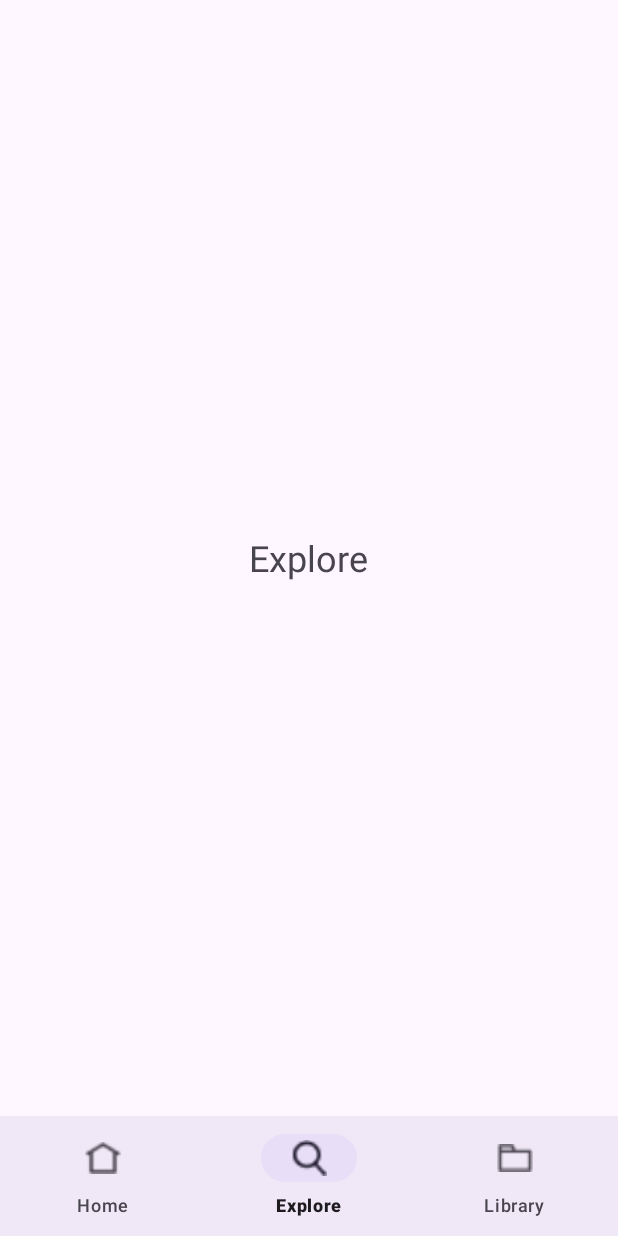
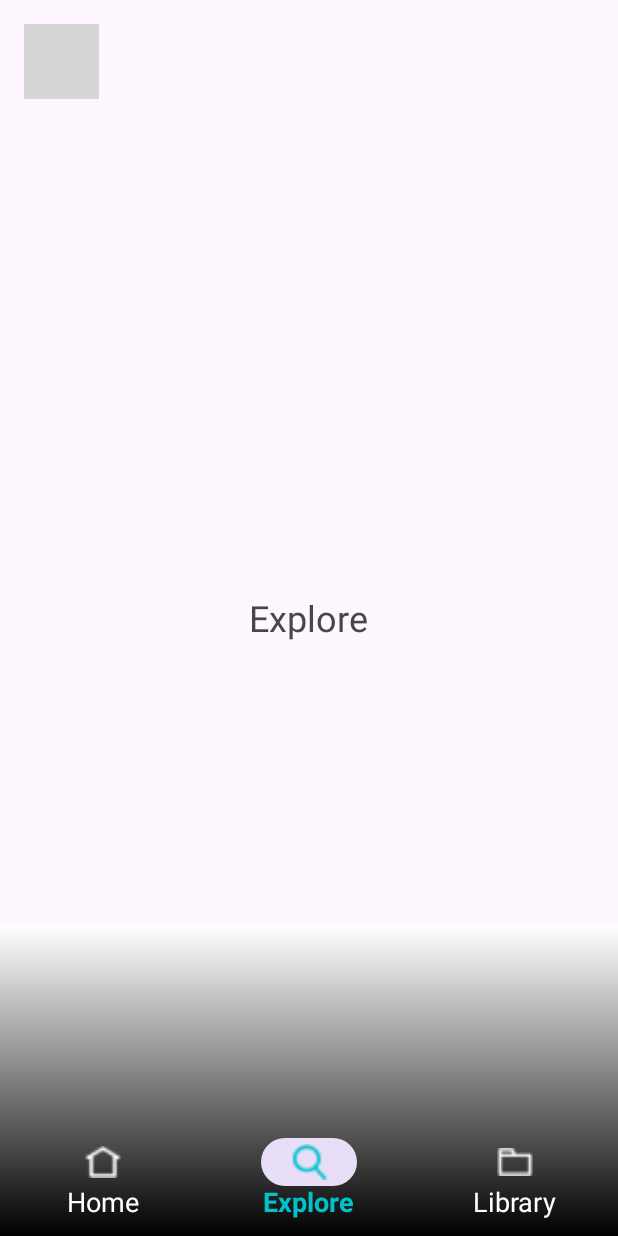
Before and after one commit to duonghieu2907/music_app, an Android app: the screen it shows after launch (MainActivity), item 2 of the bottom bar chosen, on a phone screen of 412 x 824 dp. Run offline under Robolectric (Android 15) with nearby library versions, the phone set to English and light mode, and no system bars; grey boxes are pictures that could not be loaded.

Commit message:
Branch Commit: Initial Drawer Navigation

```diff
--- a/app/src/main/java/com/example/mymusicapp/MainActivity.kt
+++ b/app/src/main/java/com/example/mymusicapp/MainActivity.kt
@@ -2,6 +2,8 @@ package com.example.mymusicapp
 
 import android.os.Bundle
 import androidx.appcompat.app.AppCompatActivity
+import androidx.core.view.GravityCompat
+import androidx.drawerlayout.widget.DrawerLayout
 import androidx.fragment.app.Fragment
 import com.example.mymusicapp.bottomnavigation.ExploreFragment
 import com.example.mymusicapp.bottomnavigation.HomeFragment
@@ -10,12 +12,12 @@ import com.google.android.material.bottomnavigation.BottomNavigationView
 
 class MainActivity : AppCompatActivity() {
 
+    private lateinit var drawerLayout: DrawerLayout
     override fun onCreate(savedInstanceState: Bundle?) {
         super.onCreate(savedInstanceState)
         setContentView(R.layout.activity_main)
 
         val bottomNav = findViewById<BottomNavigationView>(R.id.bottom_navigation)
-
         bottomNav.setOnItemSelectedListener { item ->
             when (item.itemId) {
                 R.id.nav_home -> {
@@ -45,4 +47,13 @@ class MainActivity : AppCompatActivity() {
             .replace(R.id.fragment_container, fragment)
             .commit()
     }
+
+    @Deprecated("This method has been deprecated in favor of using the\n      {@link OnBackPressedDispatcher} via {@link #getOnBackPressedDispatcher()}.\n      The OnBackPressedDispatcher controls how back button events are dispatched\n      to one or more {@link OnBackPressedCallback} objects.")
+    override fun onBackPressed() {
+        if (drawerLayout.isDrawerOpen(GravityCompat.START)) {
+            drawerLayout.closeDrawer(GravityCompat.START)
+        } else {
+            super.onBackPressed()
+        }
+    }
 }
--- a/app/src/main/java/com/example/mymusicapp/bottomnavigation/ExploreFragment.kt
+++ b/app/src/main/java/com/example/mymusicapp/bottomnavigation/ExploreFragment.kt
@@ -5,15 +5,29 @@ import androidx.fragment.app.Fragment
 import android.view.LayoutInflater
 import android.view.View
 import android.view.ViewGroup
+import android.widget.ImageView
+import androidx.core.view.GravityCompat
+import androidx.drawerlayout.widget.DrawerLayout
 import com.example.mymusicapp.R
 
 class ExploreFragment : Fragment() {
-
+    private lateinit var drawerLayout: DrawerLayout
     override fun onCreateView(
         inflater: LayoutInflater, container: ViewGroup?,
         savedInstanceState: Bundle?
     ): View? {
         // Inflate the layout for this fragment
-        return inflater.inflate(R.layout.fragment_explore, container, false)
+        val view = inflater.inflate(R.layout.fragment_explore, container, false)
+
+        // Reference to drawer layout
+        drawerLayout = requireActivity().findViewById(R.id.main)
+
+        // Avatar icon
+        val avatarIcon = view.findViewById<ImageView>(R.id.avatar_icon)
+        avatarIcon.setOnClickListener {
+            drawerLayout.openDrawer(GravityCompat.START)
+        }
+
+        return view
     }
 }
--- a/app/src/main/java/com/example/mymusicapp/bottomnavigation/HomeFragment.kt
+++ b/app/src/main/java/com/example/mymusicapp/bottomnavigation/HomeFragment.kt
@@ -5,15 +5,31 @@ import androidx.fragment.app.Fragment
 import android.view.LayoutInflater
 import android.view.View
 import android.view.ViewGroup
+import android.widget.ImageView
+import androidx.core.view.GravityCompat
+import androidx.drawerlayout.widget.DrawerLayout
 import com.example.mymusicapp.R
 
 class HomeFragment : Fragment() {
+
+    private lateinit var drawerLayout: DrawerLayout
 
     override fun onCreateView(
         inflater: LayoutInflater, container: ViewGroup?,
         savedInstanceState: Bundle?
     ): View? {
         // Inflate the layout for this fragment
-        return inflater.inflate(R.layout.fragment_home, container, false)
+        val view = inflater.inflate(R.layout.fragment_home, container, false)
+
+        // Reference to drawer layout
+        drawerLayout = requireActivity().findViewById(R.id.main)
+
+        // Avatar icon
+        val avatarIcon = view.findViewById<ImageView>(R.id.avatar_icon)
+        avatarIcon.setOnClickListener {
+            drawerLayout.openDrawer(GravityCompat.START)
+        }
+
+        return view
     }
 }
--- a/app/src/main/java/com/example/mymusicapp/bottomnavigation/LibraryFragment.kt
+++ b/app/src/main/java/com/example/mymusicapp/bottomnavigation/LibraryFragment.kt
@@ -5,15 +5,29 @@ import androidx.fragment.app.Fragment
 import android.view.LayoutInflater
 import android.view.View
 import android.view.ViewGroup
+import android.widget.ImageView
+import androidx.core.view.GravityCompat
+import androidx.drawerlayout.widget.DrawerLayout
 import com.example.mymusicapp.R
 
 class LibraryFragment : Fragment() {
-
+    private lateinit var drawerLayout: DrawerLayout
     override fun onCreateView(
         inflater: LayoutInflater, container: ViewGroup?,
         savedInstanceState: Bundle?
     ): View? {
         // Inflate the layout for this fragment
-        return inflater.inflate(R.layout.fragment_library, container, false)
+        val view = inflater.inflate(R.layout.fragment_library, container, false)
+
+        // Reference to drawer layout
+        drawerLayout = requireActivity().findViewById(R.id.main)
+
+        // Avatar icon
+        val avatarIcon = view.findViewById<ImageView>(R.id.avatar_icon)
+        avatarIcon.setOnClickListener {
+            drawerLayout.openDrawer(GravityCompat.START)
+        }
+
+        return view
     }
 }
--- /dev/null
+++ b/app/src/main/res/color/selector_bottom_nav_color.xml
@@ -0,0 +1,5 @@
+<?xml version="1.0" encoding="utf-8"?>
+<selector xmlns:android="http://schemas.android.com/apk/res/android">
+    <item android:color="@color/cyan" android:state_checked="true" />
+    <item android:color="@color/white" android:state_checked="false" />
+</selector>
--- /dev/null
+++ b/app/src/main/res/drawable/bottom_nav_gradient.xml
@@ -0,0 +1,11 @@
+<?xml version="1.0" encoding="utf-8"?>
+<layer-list xmlns:android="http://schemas.android.com/apk/res/android">
+    <item>
+        <shape android:shape="rectangle">
+            <gradient
+                android:startColor="#FFFFFF"
+                android:endColor="#000000"
+                android:angle="270" />
+        </shape>
+    </item>
+</layer-list>
--- a/app/src/main/res/layout/activity_main.xml
+++ b/app/src/main/res/layout/activity_main.xml
@@ -1,5 +1,5 @@
 <?xml version="1.0" encoding="utf-8"?>
-<RelativeLayout xmlns:android="http://schemas.android.com/apk/res/android"
+<androidx.drawerlayout.widget.DrawerLayout xmlns:android="http://schemas.android.com/apk/res/android"
     xmlns:app="http://schemas.android.com/apk/res-auto"
     android:layout_width="match_parent"
     android:layout_height="match_parent"
@@ -7,18 +7,44 @@
     android:id="@+id/main"
     tools:context=".MainActivity">
 
-    <FrameLayout
-        android:id="@+id/fragment_container"
+    <RelativeLayout
         android:layout_width="match_parent"
+        android:layout_height="match_parent">
+
+        <FrameLayout
+            android:id="@+id/fragment_container"
+            android:layout_width="match_parent"
+            android:layout_height="match_parent" />
+
+        <com.google.android.material.bottomnavigation.BottomNavigationView
+            android:id="@+id/bottom_navigation"
+            android:layout_width="match_parent"
+            android:layout_height="207dp"
+            android:paddingTop="130dp"
+            android:layout_alignParentBottom="true"
+            android:background="@drawable/bottom_nav_gradient"
+            app:menu="@menu/bottom_navigation_menu"
+            app:itemIconTint="@color/selector_bottom_nav_color"
+            app:itemTextAppearanceActive="@style/BottomNavigationViewTextAppearance"
+            app:itemTextAppearanceInactive="@style/BottomNavigationViewTextAppearance"
+            app:itemTextColor="@color/selector_bottom_nav_color"/>
+
+    </RelativeLayout>
+
+    <RelativeLayout
+        android:layout_width="350dp"
         android:layout_height="match_parent"
-        android:layout_above="@id/bottom_navigation" />
+        android:layout_gravity="start"
+        android:background="@color/white">
 
-    <com.google.android.material.bottomnavigation.BottomNavigationView
-        android:id="@+id/bottom_navigation"
-        android:layout_width="match_parent"
+    <TextView
+        android:id="@+id/drawer_text"
+        android:layout_width="wrap_content"
         android:layout_height="wrap_content"
-        android:layout_alignParentBottom="true"
-        android:background="?android:attr/windowBackground"
-        app:menu="@menu/bottom_navigation_menu" />
+        android:text="Drawer Item 1" />
 
-</RelativeLayout>
+    <!-- Add more drawer items as needed -->
+
+    </RelativeLayout>
+
+</androidx.drawerlayout.widget.DrawerLayout>
--- a/app/src/main/res/layout/fragment_explore.xml
+++ b/app/src/main/res/layout/fragment_explore.xml
@@ -2,6 +2,14 @@
 <FrameLayout xmlns:android="http://schemas.android.com/apk/res/android"
     android:layout_width="match_parent"
     android:layout_height="match_parent">
+
+    <ImageView
+        android:id="@+id/avatar_icon"
+        android:layout_width="50dp"
+        android:layout_height="50dp"
+        android:layout_margin="16dp"
+        android:contentDescription="avatar"
+        android:src="@drawable/ic_avatar" />
 
     <TextView
         android:layout_width="wrap_content"
--- a/app/src/main/res/layout/fragment_home.xml
+++ b/app/src/main/res/layout/fragment_home.xml
@@ -2,6 +2,14 @@
 <FrameLayout xmlns:android="http://schemas.android.com/apk/res/android"
     android:layout_width="match_parent"
     android:layout_height="match_parent">
+
+    <ImageView
+        android:id="@+id/avatar_icon"
+        android:layout_width="50dp"
+        android:layout_height="50dp"
+        android:layout_margin="16dp"
+        android:contentDescription="avatar"
+        android:src="@drawable/ic_avatar" />
 
     <TextView
         android:layout_width="wrap_content"
--- a/app/src/main/res/layout/fragment_library.xml
+++ b/app/src/main/res/layout/fragment_library.xml
@@ -2,6 +2,14 @@
 <FrameLayout xmlns:android="http://schemas.android.com/apk/res/android"
     android:layout_width="match_parent"
     android:layout_height="match_parent">
+
+    <ImageView
+        android:id="@+id/avatar_icon"
+        android:layout_width="50dp"
+        android:layout_height="50dp"
+        android:layout_margin="16dp"
+        android:contentDescription="avatar"
+        android:src="@drawable/ic_avatar" />
 
     <TextView
         android:layout_width="wrap_content"
--- a/app/src/main/res/values/colors.xml
+++ b/app/src/main/res/values/colors.xml
@@ -2,4 +2,6 @@
 <resources>
     <color name="black">#FF000000</color>
     <color name="white">#FFFFFFFF</color>
+    <color name="cyan">#00C2CB </color>
+
 </resources>
--- a/app/src/main/res/values/themes.xml
+++ b/app/src/main/res/values/themes.xml
@@ -6,4 +6,9 @@
     </style>
 
     <style name="Theme.MyMusicApp" parent="Base.Theme.MyMusicApp" />
+
+    <!-- Custom text appearance for BottomNavigationView items -->
+    <style name="BottomNavigationViewTextAppearance" parent="TextAppearance.AppCompat">
+        <item name="android:textSize">18sp</item>
+    </style>
 </resources>
```
